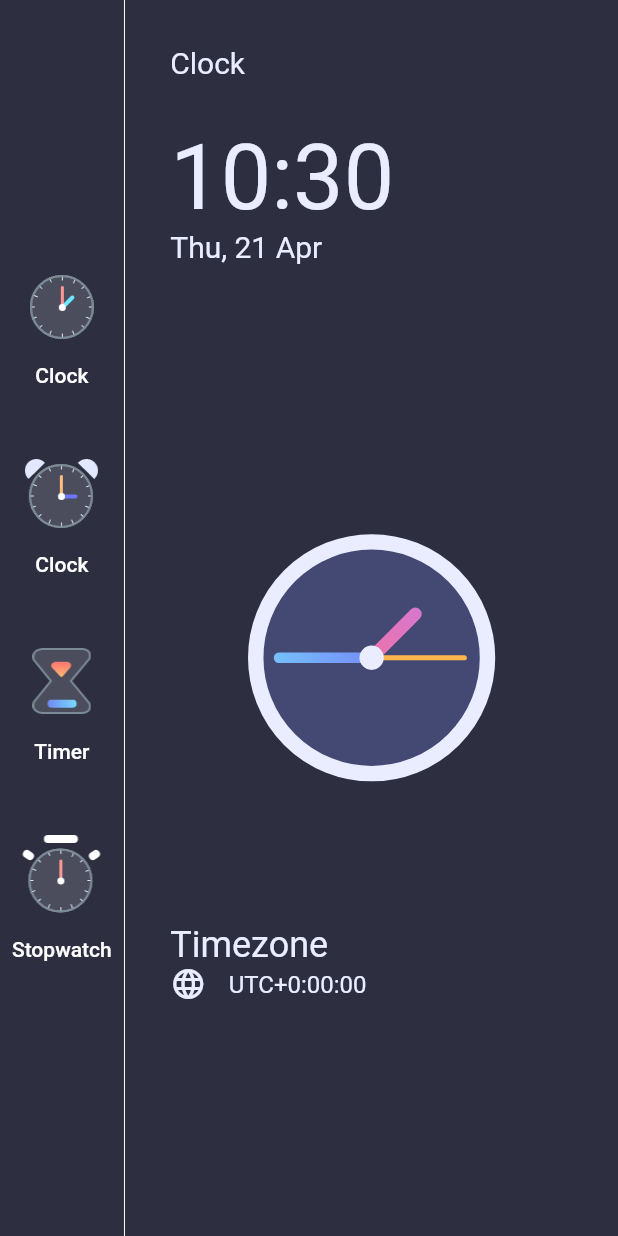
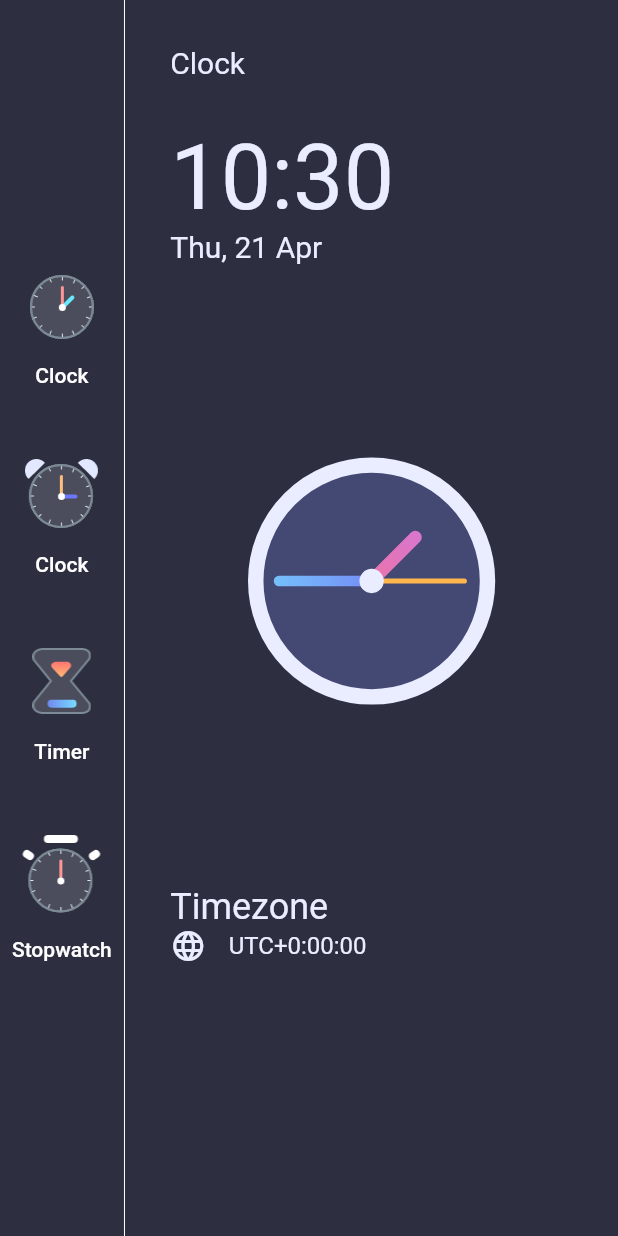
Before and after one commit to jeremyessien/clock_app, a Flutter app: the screen it shows after launch, on a phone screen of 412 x 824 dp. Run offline on Flutter 3.47's test engine with Material 2 defaults, Android fonts, the phone set to English and light mode, and no system bars.

Commit message:
Update homepage.dart

```diff
--- a/lib/homepage.dart
+++ b/lib/homepage.dart
@@ -56,8 +56,8 @@ class _HomePageState extends State<HomePage> {
                       ),
                     ),
                   ),
-                  Flexible(
-                    flex: 2,
+                  Padding(
+                    padding: const EdgeInsets.only(bottom: 8.0),
                     child: Column(
                       crossAxisAlignment: CrossAxisAlignment.start,
                       children: [
```
